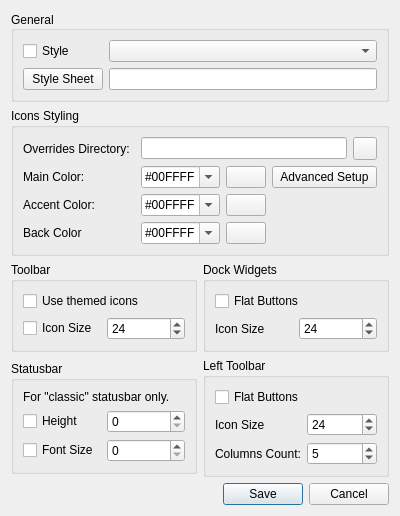
Old version of the form librecad/src/ui/dialogs/settings/options_widget/lc_widgetoptionsdialog.ui in the repository LibreCAD/LibreCAD.
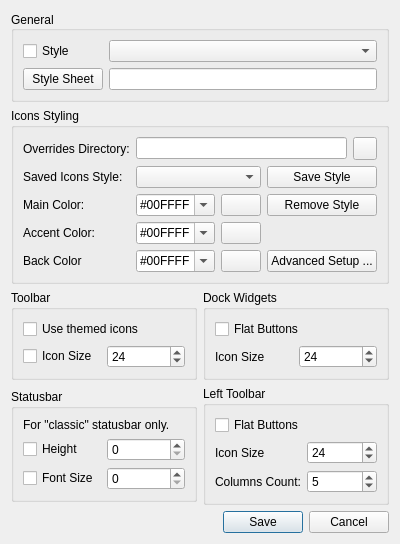
New version of the form. Icons and pictures are not drawn.

Commit message: icons colors editing improvement, style delete

The edit to the form file:
```diff
--- a/librecad/src/ui/dialogs/settings/options_widget/lc_widgetoptionsdialog.ui
+++ b/librecad/src/ui/dialogs/settings/options_widget/lc_widgetoptionsdialog.ui
@@ -7,7 +7,7 @@
     <x>0</x>
     <y>0</y>
     <width>400</width>
-    <height>500</height>
+    <height>528</height>
    </rect>
   </property>
   <property name="sizePolicy">
@@ -439,25 +439,7 @@
       <string>Icons Styling</string>
      </property>
      <layout class="QGridLayout" name="gridLayout_3">
-      <item row="1" column="2" colspan="2">
-       <widget class="QComboBox" name="cbIconColorMain">
-        <property name="toolTip">
-         <string>Color for start handle of entity</string>
-        </property>
-        <property name="accessibleDescription">
-         <string notr="true"/>
-        </property>
-        <property name="editable">
-         <bool>true</bool>
-        </property>
-        <item>
-         <property name="text">
-          <string notr="true">#00FFFF</string>
-         </property>
-        </item>
-       </widget>
-      </item>
-      <item row="3" column="4">
+      <item row="4" column="4">
        <widget class="QPushButton" name="pbBack">
         <property name="sizePolicy">
          <sizepolicy hsizetype="Maximum" vsizetype="Fixed">
@@ -477,27 +459,25 @@
         </property>
        </widget>
       </item>
-      <item row="1" column="4">
-       <widget class="QPushButton" name="pbMain">
-        <property name="sizePolicy">
-         <sizepolicy hsizetype="Maximum" vsizetype="Fixed">
-          <horstretch>0</horstretch>
-          <verstretch>0</verstretch>
-         </sizepolicy>
-        </property>
+      <item row="3" column="2" colspan="2">
+       <widget class="QComboBox" name="cbIconColorAccent">
         <property name="toolTip">
-         <string>Click to select color</string>
+         <string>Color for start handle of entity</string>
         </property>
-        <property name="text">
-         <string/>
+        <property name="accessibleDescription">
+         <string notr="true"/>
         </property>
-        <property name="icon">
-         <iconset resource="../../../../../res/controls/controls.qrc">
-          <normaloff>:/controls/colorxx.png</normaloff>:/controls/colorxx.png</iconset>
+        <property name="editable">
+         <bool>true</bool>
         </property>
+        <item>
+         <property name="text">
+          <string notr="true">#00FFFF</string>
+         </property>
+        </item>
        </widget>
       </item>
-      <item row="3" column="0" colspan="2">
+      <item row="4" column="0" colspan="2">
        <widget class="QLabel" name="lStartHandleColor_3">
         <property name="text">
          <string>Back Color</string>
@@ -507,6 +487,51 @@
         </property>
        </widget>
       </item>
+      <item row="0" column="0" colspan="2">
+       <widget class="QLabel" name="label_3">
+        <property name="text">
+         <string>Overrides Directory:</string>
+        </property>
+       </widget>
+      </item>
+      <item row="3" column="4">
+       <widget class="QPushButton" name="pbAccent">
+        <property name="sizePolicy">
+         <sizepolicy hsizetype="Maximum" vsizetype="Fixed">
+          <horstretch>0</horstretch>
+          <verstretch>0</verstretch>
+         </sizepolicy>
+        </property>
+        <property name="toolTip">
+         <string>Click to select color</string>
+        </property>
+        <property name="text">
+         <string/>
+        </property>
+        <property name="icon">
+         <iconset resource="../../../../../res/controls/controls.qrc">
+          <normaloff>:/controls/colorxx.png</normaloff>:/controls/colorxx.png</iconset>
+        </property>
+       </widget>
+      </item>
+      <item row="2" column="2" colspan="2">
+       <widget class="QComboBox" name="cbIconColorMain">
+        <property name="toolTip">
+         <string>Color for start handle of entity</string>
+        </property>
+        <property name="accessibleDescription">
+         <string notr="true"/>
+        </property>
+        <property name="editable">
+         <bool>true</bool>
+        </property>
+        <item>
+         <property name="text">
+          <string notr="true">#00FFFF</string>
+         </property>
+        </item>
+       </widget>
+      </item>
       <item row="0" column="7">
        <widget class="QToolButton" name="tbOverridesDir">
         <property name="text">
@@ -518,7 +543,17 @@
         </property>
        </widget>
       </item>
-      <item row="3" column="2" colspan="2">
+      <item row="3" column="0">
+       <widget class="QLabel" name="lStartHandleColor_2">
+        <property name="text">
+         <string>Accent Color:</string>
+        </property>
+        <property name="buddy">
+         <cstring>cbIconColorMain</cstring>
+        </property>
+       </widget>
+      </item>
+      <item row="4" column="2" colspan="2">
        <widget class="QComboBox" name="cbIconColorBack">
         <property name="toolTip">
          <string>Color for start handle of entity</string>
@@ -536,7 +571,27 @@
         </item>
        </widget>
       </item>
-      <item row="1" column="0" colspan="2">
+      <item row="2" column="4">
+       <widget class="QPushButton" name="pbMain">
+        <property name="sizePolicy">
+         <sizepolicy hsizetype="Maximum" vsizetype="Fixed">
+          <horstretch>0</horstretch>
+          <verstretch>0</verstretch>
+         </sizepolicy>
+        </property>
+        <property name="toolTip">
+         <string>Click to select color</string>
+        </property>
+        <property name="text">
+         <string/>
+        </property>
+        <property name="icon">
+         <iconset resource="../../../../../res/controls/controls.qrc">
+          <normaloff>:/controls/colorxx.png</normaloff>:/controls/colorxx.png</iconset>
+        </property>
+       </widget>
+      </item>
+      <item row="2" column="0" colspan="2">
        <widget class="QLabel" name="lStartHandleColor">
         <property name="text">
          <string>Main Color:</string>
@@ -546,13 +601,6 @@
         </property>
        </widget>
       </item>
-      <item row="0" column="0" colspan="2">
-       <widget class="QLabel" name="label_3">
-        <property name="text">
-         <string>Overrides Directory:</string>
-        </property>
-       </widget>
-      </item>
       <item row="0" column="2" colspan="5">
        <widget class="QLineEdit" name="leIconsOverrideDir">
         <property name="toolTip">
@@ -560,55 +608,31 @@
         </property>
        </widget>
       </item>
-      <item row="2" column="0">
-       <widget class="QLabel" name="lStartHandleColor_2">
+      <item row="1" column="0" colspan="2">
+       <widget class="QLabel" name="lblStyle">
         <property name="text">
-         <string>Accent Color:</string>
+         <string>Saved Icons Style:</string>
         </property>
-        <property name="buddy">
-         <cstring>cbIconColorMain</cstring>
-        </property>
        </widget>
       </item>
-      <item row="2" column="4">
-       <widget class="QPushButton" name="pbAccent">
-        <property name="sizePolicy">
-         <sizepolicy hsizetype="Maximum" vsizetype="Fixed">
-          <horstretch>0</horstretch>
-          <verstretch>0</verstretch>
-         </sizepolicy>
-        </property>
-        <property name="toolTip">
-         <string>Click to select color</string>
-        </property>
-        <property name="text">
-         <string/>
-        </property>
-        <property name="icon">
-         <iconset resource="../../../../../res/controls/controls.qrc">
-          <normaloff>:/controls/colorxx.png</normaloff>:/controls/colorxx.png</iconset>
-        </property>
-       </widget>
-      </item>
-      <item row="2" column="2" colspan="2">
-       <widget class="QComboBox" name="cbIconColorAccent">
-        <property name="toolTip">
-         <string>Color for start handle of entity</string>
-        </property>
-        <property name="accessibleDescription">
-         <string notr="true"/>
-        </property>
-        <property name="editable">
-         <bool>true</bool>
-        </property>
-        <item>
-         <property name="text">
-          <string notr="true">#00FFFF</string>
-         </property>
-        </item>
-       </widget>
+      <item row="1" column="2" colspan="3">
+       <widget class="QComboBox" name="cbIconsStyle"/>
       </item>
       <item row="1" column="5" colspan="3">
+       <widget class="QPushButton" name="pbStyleSave">
+        <property name="text">
+         <string>Save Style</string>
+        </property>
+       </widget>
+      </item>
+      <item row="2" column="5" colspan="3">
+       <widget class="QPushButton" name="pbRemoveStyle">
+        <property name="text">
+         <string>Remove Style</string>
+        </property>
+       </widget>
+      </item>
+      <item row="4" column="5" colspan="3">
        <widget class="QPushButton" name="pbAdvancedIcons">
         <property name="sizePolicy">
          <sizepolicy hsizetype="Preferred" vsizetype="Fixed">
@@ -617,7 +641,7 @@
          </sizepolicy>
         </property>
         <property name="text">
-         <string>Advanced Setup</string>
+         <string>Advanced Setup ...</string>
         </property>
        </widget>
       </item>
```
Left out of the diff: 4 changed lines with no effect on the pictures. The commit also changes 11 other files.
